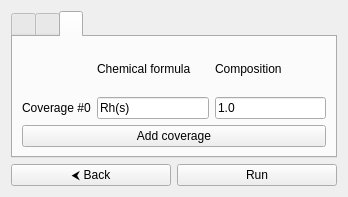
This is GUI/Ubuntu/src/gui/ui/input/batch_input_page.ui in srebughini/ASALI as Qt 5 draws it before an edit. The edited form follows.
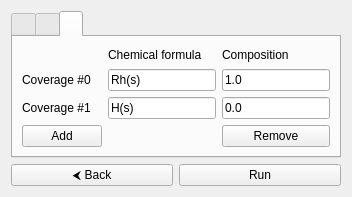
This is the edited form. The open tabs and pages were chosen to show the change.

Commit message: Add tab versione and handling of resizing

What changed in the file:
```diff
--- a/GUI/Ubuntu/src/gui/ui/input/batch_input_page.ui
+++ b/GUI/Ubuntu/src/gui/ui/input/batch_input_page.ui
@@ -142,7 +142,7 @@
 
                                 <!-- Row 1-->
                                 <item row="1" column="0">
-                                    <widget class="QLabel" name="formulaLabel">
+                                    <widget class="QLabel" name="l0">
                                         <property name="text">
                                             <string>Coverage #0</string>
                                         </property>
@@ -163,17 +163,50 @@
                                     </widget>
                                 </item>
 
+                              <!-- Row 2-->
+                                <item row="2" column="0">
+                                    <widget class="QLabel" name="l1">
+                                        <property name="text">
+                                            <string>Coverage #1</string>
+                                        </property>
+                                    </widget>
+                                </item>
+                                <item row="2" column="1">
+                                    <widget class="QLineEdit" name="n1">
+                                        <property name="text">
+                                            <string>H(s)</string>
+                                        </property>
+                                    </widget>
+                                </item>
+                                <item row="2" column="2">
+                                    <widget class="QLineEdit" name="x1">
+                                        <property name="text">
+                                            <string>0.0</string>
+                                        </property>
+                                    </widget>
+                                </item>
+
                                 <!-- Row 3-->
-                                <item row="3" column="0" colspan="3">
+                                <item row="3" column="0">
                                     <widget class="QPushButton" name="addCoverageButton">
                                         <property name="text">
-                                            <string>Add coverage</string>
+                                            <string>Add</string>
                                         </property>
                                         <property name="toolTip">
                                             <string>Add coverage for input</string>
                                         </property>
                                     </widget>
                                 </item>
+                                <item row="3" column="2">
+                                    <widget class="QPushButton" name="removeCoverageButton">
+                                        <property name="text">
+                                            <string>Remove</string>
+                                        </property>
+                                        <property name="toolTip">
+                                            <string>Remove coverage for input</string>
+                                        </property>
+                                    </widget>
+                                </item>
                             </layout>
                         </widget>
                     </widget>
```
Left out of the diff: 19 changed lines with no effect on the pictures. The commit also changes 5 other files.
